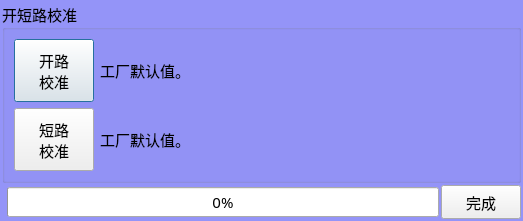
Before: the Qt Designer form AnalysisMode/wk4300Calibration.ui in caicaiking/WKEFactoryView2014, drawn with Qt 5.
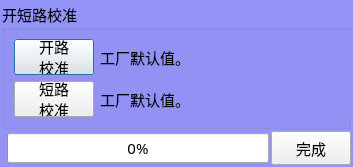
After: the same form once the commit is applied.

Diff of the .ui file:
```diff
--- a/AnalysisMode/wk4300Calibration.ui
+++ b/AnalysisMode/wk4300Calibration.ui
@@ -6,8 +6,8 @@
    <rect>
     <x>0</x>
     <y>0</y>
-    <width>523</width>
-    <height>221</height>
+    <width>353</width>
+    <height>167</height>
    </rect>
   </property>
   <property name="font">
```
